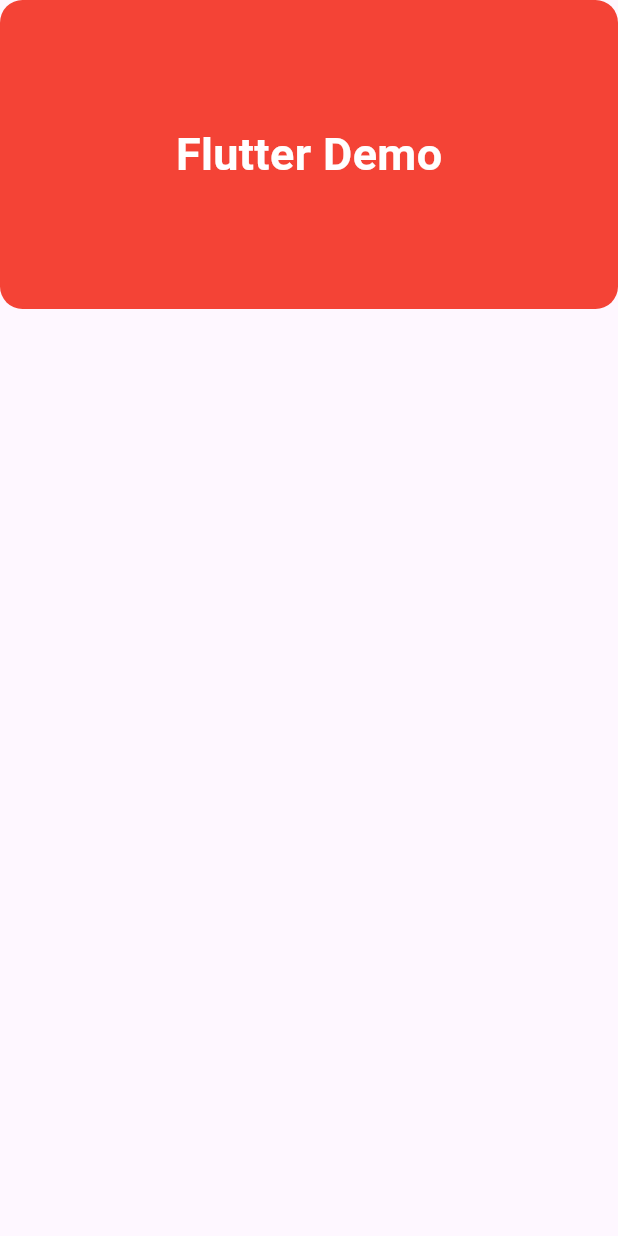
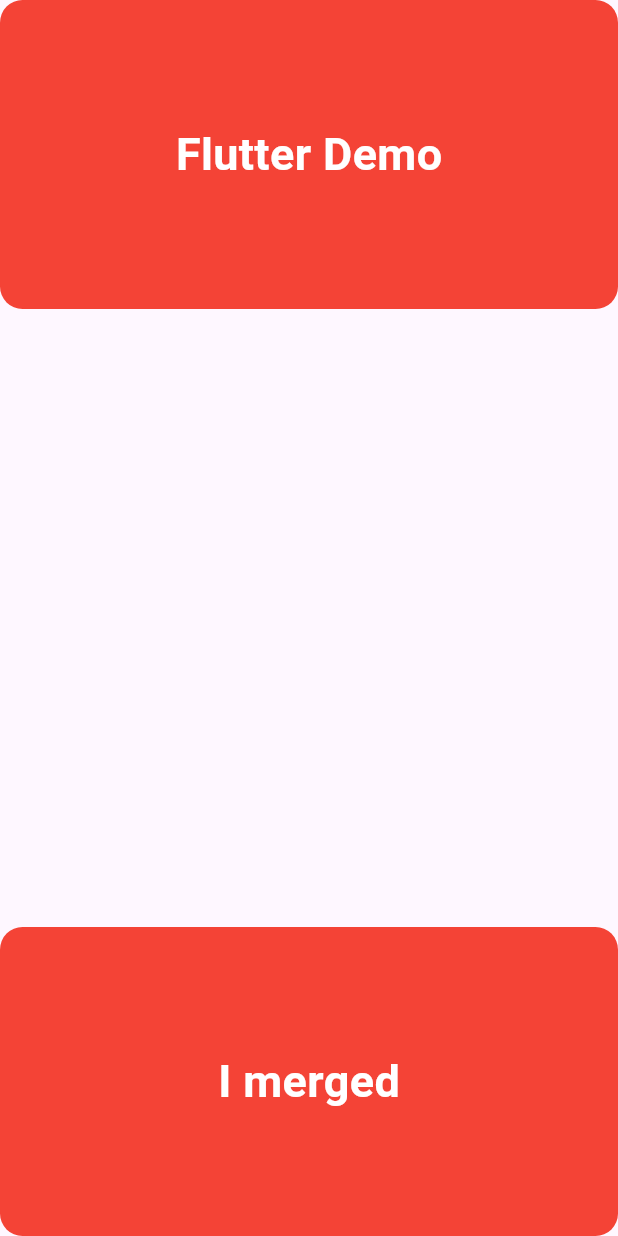
Before and after one commit to NarekMatevosyan/Flutter_repo, a Flutter app: the screen it shows after launch, on a phone screen of 412 x 824 dp. Run offline on Flutter 3.47's test engine with Material 3 defaults, Android fonts, the phone set to English and light mode, and no system bars.

Commit message:
I merged

```diff
--- a/lib/main.dart
+++ b/lib/main.dart
@@ -33,6 +33,23 @@
               ),
             ),
           ),
+          Container(
+            height: MediaQuery.of(context).size.height / 4,
+            width: MediaQuery.of(context).size.width,
+            decoration: BoxDecoration(
+              borderRadius: BorderRadiusDirectional.circular(15.0),
+              color: Colors.red,
+            ),
+            child: const Center(
+              child: Text(
+                'I merged',
+                style: TextStyle(
+                    color: Colors.white,
+                    fontSize: 30.0,
+                    fontWeight: FontWeight.bold),
+              ),
+            ),
+          ),
         ],
       ),
     );
```
